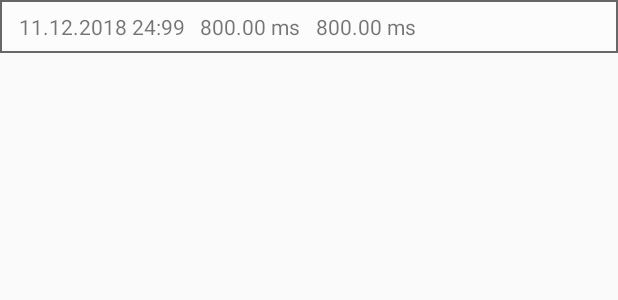
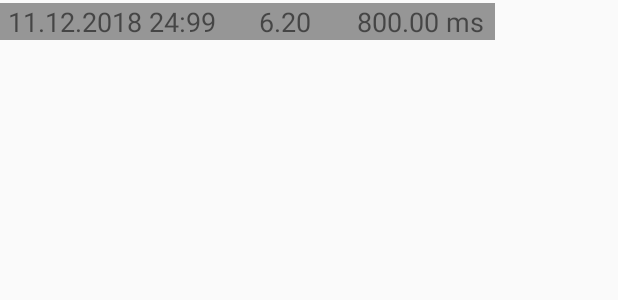
Before and after one commit to DennisWandschura/hrv_tool, an Android app: the layout hrventryview.xml on its own in the app's theme, with its tools: preview values and no code run, on a phone screen of 412 x 824 dp. Shown: the top 300 px of the screen. Run offline under Robolectric (Android 15) with nearby library versions, the phone set to English and light mode, and no system bars.

Commit message:
update layout of hrv entry view

```diff
--- a/app/src/main/java/denwan/hrvtool/HrvFragment.java
+++ b/app/src/main/java/denwan/hrvtool/HrvFragment.java
@@ -5,6 +5,7 @@ import android.content.Context;
 import android.content.Intent;
 import android.os.Bundle;
 import android.support.v4.app.Fragment;
+import android.view.Gravity;
 import android.view.LayoutInflater;
 import android.view.View;
 import android.view.ViewGroup;
@@ -61,6 +62,7 @@ public class HrvFragment extends Fragment {
                 onClickEntry(v);
             }
         });
+        entryView.setHorizontalGravity(Gravity.CENTER_HORIZONTAL);
         m_hrvEntries.addView(entryView, offset);
         m_hrv_views.add(entryView);
     }
--- a/app/src/main/res/layout/fragment_hrv.xml
+++ b/app/src/main/res/layout/fragment_hrv.xml
@@ -28,7 +28,7 @@
             android:id="@+id/fragment_hrv_hrv_scroll_list"
             android:layout_width="match_parent"
             android:layout_height="wrap_content"
-            android:orientation="vertical" />
+            android:orientation="vertical"/>
     </ScrollView>
 
 </RelativeLayout>
--- a/app/src/main/res/layout/hrventryview.xml
+++ b/app/src/main/res/layout/hrventryview.xml
@@ -1,34 +1,35 @@
 <?xml version="1.0" encoding="utf-8"?>
 <LinearLayout xmlns:android="http://schemas.android.com/apk/res/android"
-    android:layout_width="match_parent"
+    android:layout_width="wrap_content"
     android:layout_height="wrap_content"
-    android:background="@drawable/entry_background"
     android:orientation="horizontal"
-    android:padding="8dp">
+    android:paddingTop="2dp">
 
     <TextView
         android:id="@+id/hrv_entry_textViewDate"
-        android:layout_width="120dp"
+        android:layout_width="150dp"
         android:layout_height="wrap_content"
         android:text="11.12.2018 24:99"
-        android:textAlignment="center" />
+        android:textAlignment="center"
+        android:background="@color/black_overlay"
+        android:textSize="18sp" />
 
     <TextView
         android:id="@+id/hrv_entry_textViewLnRMSSD"
-        android:layout_width="wrap_content"
+        android:layout_width="80dp"
         android:layout_height="wrap_content"
-        android:text="800.00 ms"
-        android:paddingStart="5dp"
-        android:paddingEnd="5dp"
-        android:textAlignment="center" />
+        android:text="6.20"
+        android:textAlignment="center"
+        android:background="@color/black_overlay"
+        android:textSize="18sp"/>
 
     <TextView
         android:id="@+id/hrv_entry_textViewRMSSD"
-        android:layout_width="wrap_content"
+        android:layout_width="100dp"
         android:layout_height="wrap_content"
         android:text="800.00 ms"
-        android:paddingStart="5dp"
-        android:paddingEnd="5dp"
-        android:textAlignment="center" />
+        android:textAlignment="center"
+        android:background="@color/black_overlay"
+        android:textSize="18sp"/>
 
 </LinearLayout>
```
Also changed, not shown: app/src/main/java/denwan/hrvtool/HrvEntryView.java (+35 -3 lines).
